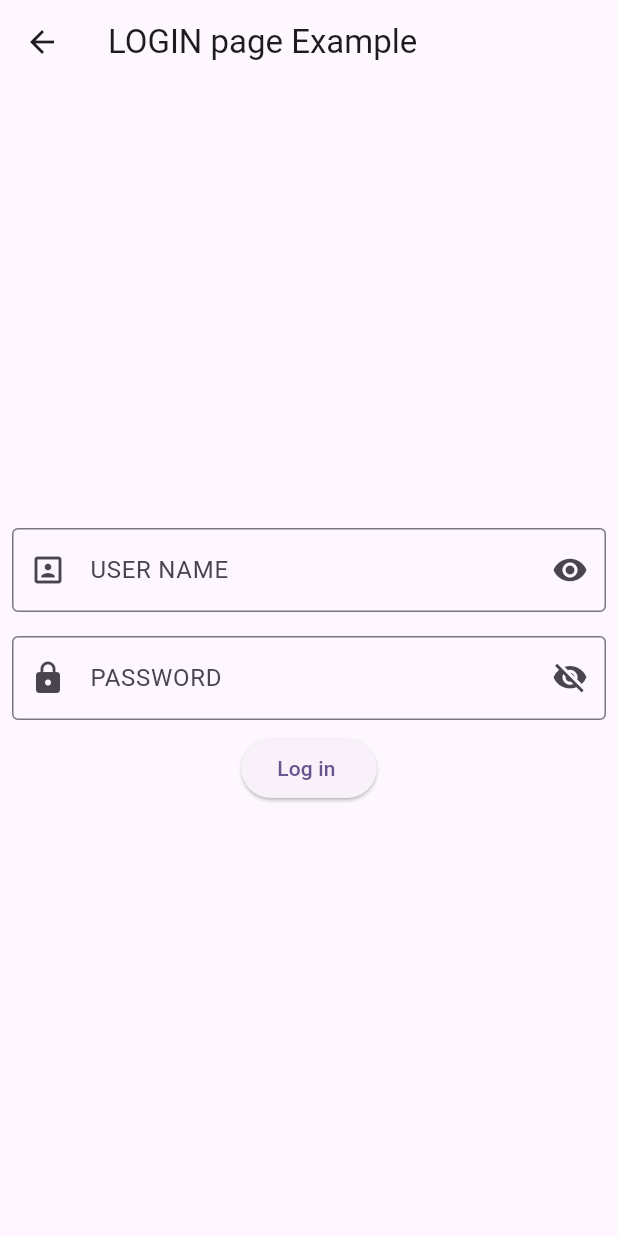
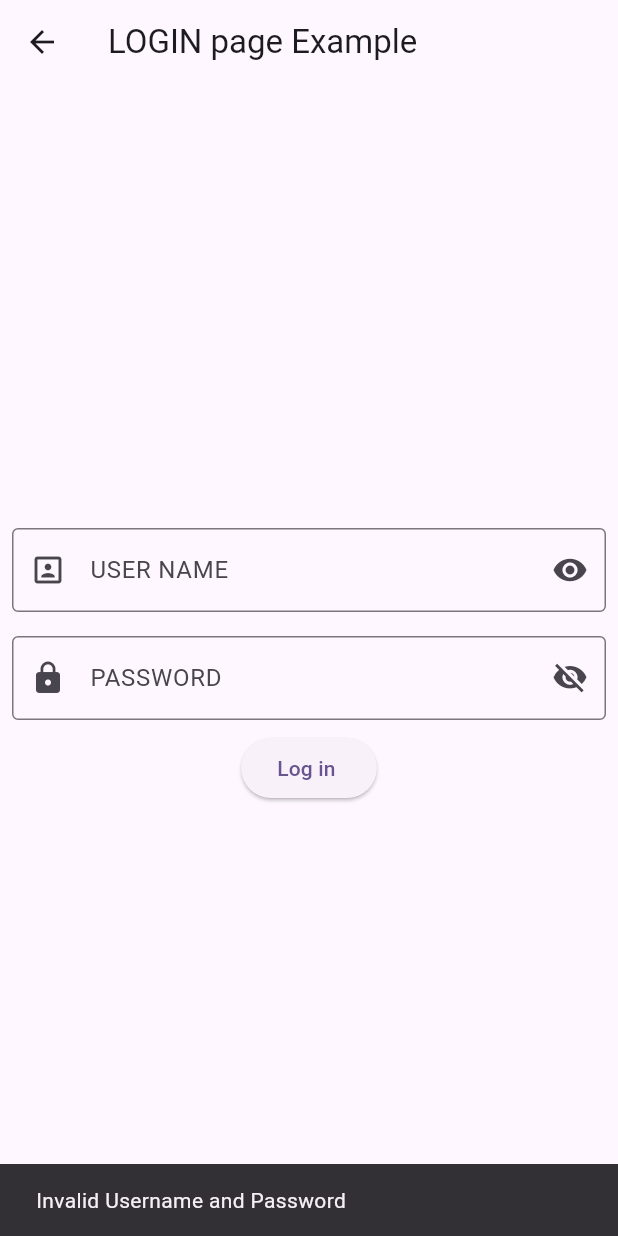
Before and after one commit to Prithvishankarmenon/Project--Flutter-internship, a Flutter app: the screen it shows after launch, after a tap on "Log in", on a phone screen of 412 x 824 dp. Run offline on Flutter 3.47's test engine with Material 3 defaults, Android fonts, the phone set to English and light mode, and no system bars; our stand-ins replace shared_preferences; network calls fail.

Commit message:
got inputs and made snakebar

```diff
--- a/Flutter Project/sample_project/lib/login_screen.dart
+++ b/Flutter Project/sample_project/lib/login_screen.dart
@@ -2,7 +2,7 @@
 
 import 'package:flutter/material.dart';
 
-class LoginScreen extends StatelessWidget {
+class LoginScreen  extends StatelessWidget {
   const LoginScreen({super.key});
 
   @override
--- a/Flutter Project/sample_project/lib/state_change.dart
+++ b/Flutter Project/sample_project/lib/state_change.dart
@@ -1,6 +1,7 @@
 import 'package:flutter/material.dart';
 import 'package:sample_project/functions.dart';
 import 'package:sample_project/image-screen.dart';
+import 'package:sample_project/login_screen.dart';
   bool select = true;
 class LogInst extends StatefulWidget {
   const LogInst({super.key});
@@ -10,6 +11,11 @@ class LogInst extends StatefulWidget {
 }
 
 class _LogInState extends State<LogInst> {
+  String Pass ="123456";
+  String user ="hi123";
+
+  final userNamecmd = TextEditingController();
+   final passNamecmd = TextEditingController();
 
   @override
   Widget build(BuildContext context) {
@@ -18,9 +24,10 @@ class _LogInState extends State<LogInst> {
         title: Text("LOGIN page Example"),
       ),
       body: Column(mainAxisAlignment: MainAxisAlignment.center, children: [
-        const Padding(
+        Padding(
           padding: EdgeInsets.all(8.0),
           child: TextField(
+            controller: userNamecmd,
             decoration: InputDecoration(
                 border: OutlineInputBorder(),
                 prefixIcon: Icon(Icons.portrait),
@@ -32,6 +39,7 @@ class _LogInState extends State<LogInst> {
             padding: EdgeInsets.all(8.0),
             child: TextField(
                 obscureText: select ,
+                controller: passNamecmd,
                 decoration: InputDecoration(
                     border: OutlineInputBorder(),
                     prefixIcon: Icon(Icons.lock),
@@ -47,12 +55,15 @@ class _LogInState extends State<LogInst> {
                     labelText: "PASSWORD"))),
         ElevatedButton(
             onPressed: () async {
-              await addDataTO();
-              getData();
-             // Navigator.push(
-               // context,
-                //MaterialPageRoute(builder: (context) => const Imagescree()),
-             // );
+             if(user == userNamecmd.text && Pass == passNamecmd.text)
+              Navigator.push(
+                context,
+                MaterialPageRoute(builder: (context) => const LoginScreen()),
+              );
+              else(
+                 ScaffoldMessenger.of(context).showSnackBar(SnackBar(content: Text("Invalid Username and Password ")))
+              );
+
             },
             child: Text("Log in "))
       ]),
```
Also changed, not shown: Flutter Project/sample_project/lib/functions.dart (line endings or trailing spaces).
